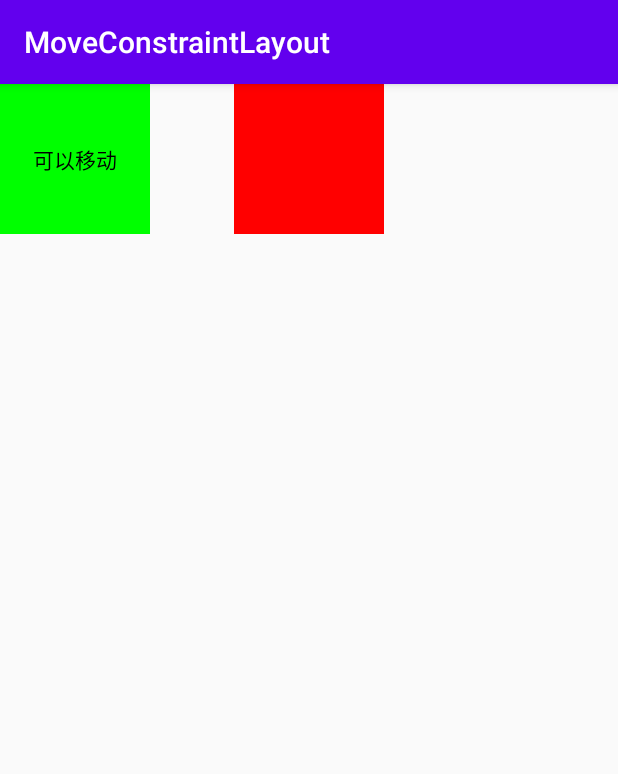
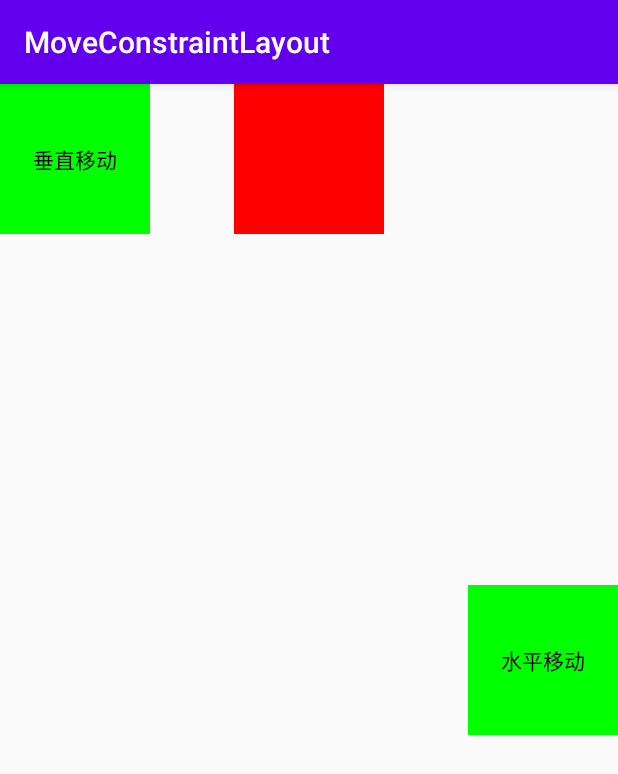
Before and after one commit to lijinjiliangcha/MoveConstraintLayout, an Android app: the screen it shows after launch (MainActivity), on a phone screen of 412 x 824 dp. Shown: the top 774 px of the screen. Run offline under Robolectric (Android 15) with nearby library versions, the phone set to English and light mode, and no system bars.

Commit message:
增加禁止水平或垂直移动

```diff
--- a/app/src/main/res/layout/activity_main.xml
+++ b/app/src/main/res/layout/activity_main.xml
@@ -20,8 +20,23 @@
         android:layout_height="100dp"
         android:background="#0f0"
         android:gravity="center"
-        android:text="可以移动"
+        android:text="垂直移动"
         android:textColor="#000"
+        app:layout_canMoveHorizontally="false"
+        app:layout_constraint_move="true" />
+
+    <TextView
+        android:id="@+id/tv_move_2"
+        android:layout_width="100dp"
+        android:layout_height="100dp"
+        android:background="#0f0"
+        android:gravity="center"
+        android:text="水平移动"
+        android:textColor="#000"
+        app:layout_canMoveVertically="false"
+        app:layout_constraintBottom_toBottomOf="parent"
+        app:layout_constraintRight_toRightOf="parent"
+        app:layout_constraintTop_toTopOf="parent"
         app:layout_constraint_move="true" />
 
 </com.lijinjiliangcha.moveconstraintlayout.MoveConstraintLayout>
--- a/moveconstraintlayout/src/main/res/values/attrs.xml
+++ b/moveconstraintlayout/src/main/res/values/attrs.xml
@@ -3,6 +3,8 @@
 
     <declare-styleable name="MoveConstraintLayout_Layout">
         <attr name="layout_constraint_move" format="boolean" />
+        <attr name="layout_canMoveVertically" format="boolean" />
+        <attr name="layout_canMoveHorizontally" format="boolean" />
     </declare-styleable>
 
 </resources>
```
Also changed, not shown: moveconstraintlayout/src/main/java/com/lijinjiliangcha/moveconstraintlayout/MoveConstraintLayout.kt (+29 -13 lines).
